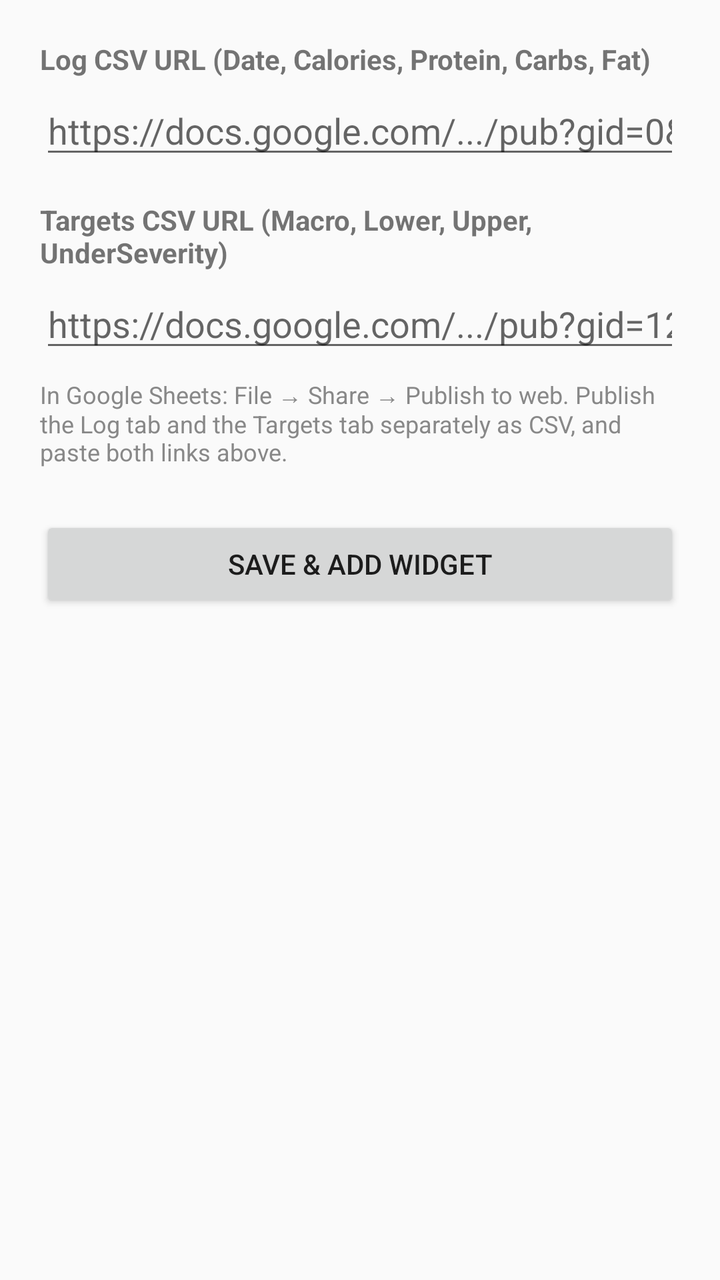
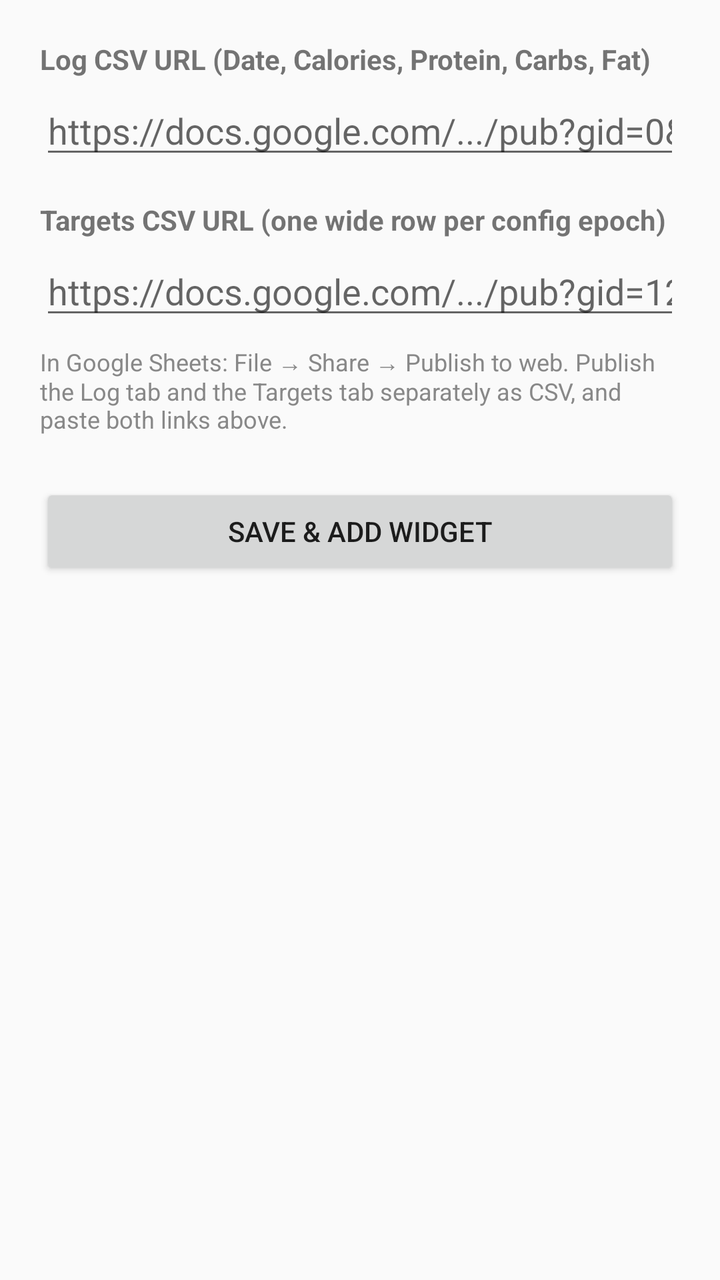

Two renders of the same Android screen: before a commit and after it. Below are the layout's source before the change and the commit's diff.
<!-- AndroidManifest.xml: activity theme Theme.AppCompat.DayNight -->
<!-- res/layout/activity_widget_config.xml -->
<?xml version="1.0" encoding="utf-8"?>
<ScrollView xmlns:android="http://schemas.android.com/apk/res/android"
    android:layout_width="match_parent"
    android:layout_height="match_parent">
<LinearLayout
    android:layout_width="match_parent"
    android:layout_height="wrap_content"
    android:orientation="vertical"
    android:padding="20dp">

    <TextView android:layout_width="match_parent" android:layout_height="wrap_content"
        android:text="Log CSV URL (Date, Calories, Protein, Carbs, Fat)" android:textStyle="bold"
        android:paddingBottom="4dp" />
    <EditText android:id="@+id/log_field" android:layout_width="match_parent"
        android:layout_height="wrap_content" android:hint="https://docs.google.com/.../pub?gid=0&amp;single=true&amp;output=csv"
        android:inputType="textUri" />

    <TextView android:layout_width="match_parent" android:layout_height="wrap_content"
        android:text="Targets CSV URL (Macro, Lower, Upper, UnderSeverity)" android:textStyle="bold"
        android:paddingTop="16dp" android:paddingBottom="4dp" />
    <EditText android:id="@+id/targets_field" android:layout_width="match_parent"
        android:layout_height="wrap_content" android:hint="https://docs.google.com/.../pub?gid=123&amp;single=true&amp;output=csv"
        android:inputType="textUri" />

    <TextView android:layout_width="match_parent" android:layout_height="wrap_content"
        android:textSize="12sp" android:textColor="#888888" android:paddingTop="8dp"
        android:text="In Google Sheets: File &#8594; Share &#8594; Publish to web. Publish the Log tab and the Targets tab separately as CSV, and paste both links above." />

    <Button android:id="@+id/save_button" android:layout_width="match_parent"
        android:layout_height="wrap_content" android:layout_marginTop="24dp" android:text="Save &amp; add widget" />
</LinearLayout>
</ScrollView>
<!-- resources referenced by this layout -->
<resources>

</resources>

<!-- the commit's change to res/layout/activity_widget_config.xml (unified diff, before → after) -->
@@ -16,7 +16,7 @@
         android:inputType="textUri" />
 
     <TextView android:layout_width="match_parent" android:layout_height="wrap_content"
-        android:text="Targets CSV URL (Macro, Lower, Upper, UnderSeverity)" android:textStyle="bold"
+        android:text="Targets CSV URL (one wide row per config epoch)" android:textStyle="bold"
         android:paddingTop="16dp" android:paddingBottom="4dp" />
     <EditText android:id="@+id/targets_field" android:layout_width="match_parent"
         android:layout_height="wrap_content" android:hint="https://docs.google.com/.../pub?gid=123&amp;single=true&amp;output=csv"
